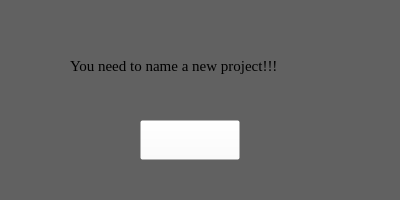
Above: MusicVisualization/src/View/CreateVideos/ReminderWidget.ui from MohanChi/MusicVisualization before the change. Below: the same form after it.
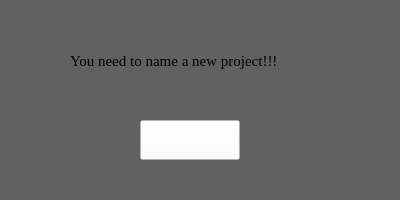
That is the form after the change. Custom widgets are drawn as their Qt base class.

Patch:
```diff
--- a/MusicVisualization/src/View/CreateVideos/ReminderWidget.ui
+++ b/MusicVisualization/src/View/CreateVideos/ReminderWidget.ui
@@ -54,9 +54,9 @@
     <property name="geometry">
      <rect>
       <x>70</x>
-      <y>40</y>
+      <y>20</y>
       <width>241</width>
-      <height>51</height>
+      <height>81</height>
      </rect>
     </property>
     <property name="font">
```
